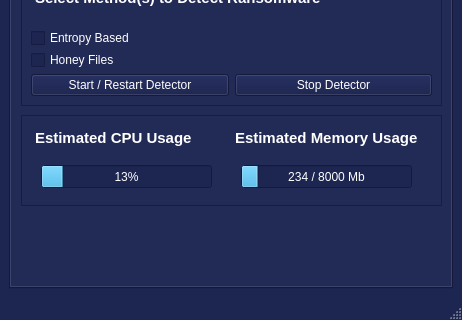
colecathcart/609Capstone, file GUI/mainwindow.ui: the form before one commit; both pictures show x 0 to 462 and y 180 to 500 of the 462 by 500 pixel window.
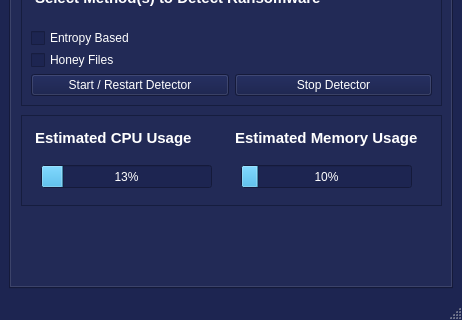
The form after the commit.

```diff
--- a/GUI/mainwindow.ui
+++ b/GUI/mainwindow.ui
@@ -664,7 +664,7 @@
              <number>10</number>
             </property>
             <property name="format">
-             <string>234 / 8000 Mb</string>
+             <string>%p%</string>
             </property>
            </widget>
           </widget>
```
